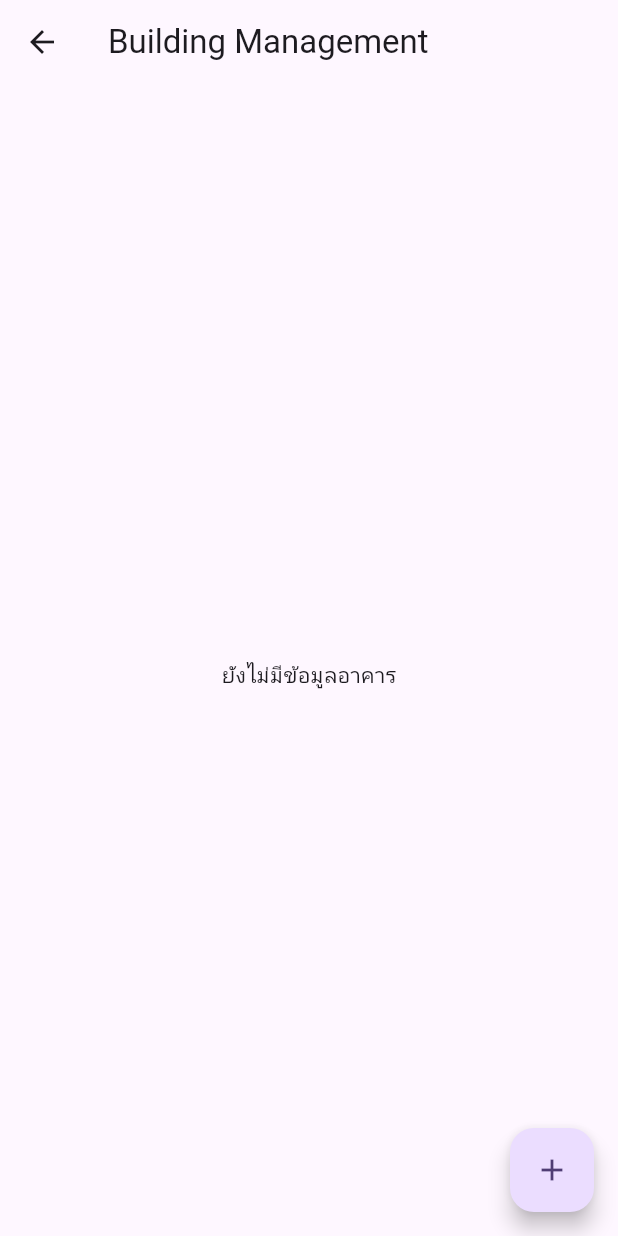
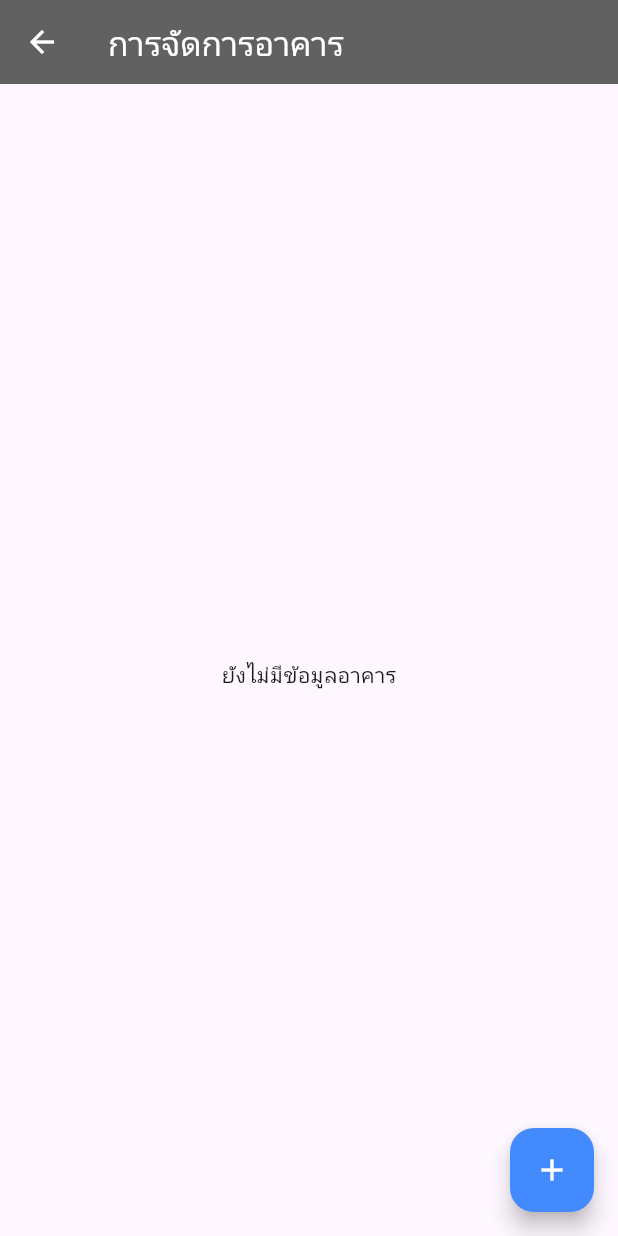
Before and after one commit to supachaiB/project_firetank_check, a Flutter app: the BuildingManagementScreen screen opened by its route, on a phone screen of 412 x 824 dp. Run offline on Flutter 3.47's test engine with Material 3 defaults, Android fonts, the phone set to English and light mode, and no system bars; our stand-ins replace cloud_firestore, firebase_core, fl_chart, qr_flutter, rxdart; missing offline and left inert: dart:html; accounts and stored records are empty.

Commit message:
24/2/2025

```diff
--- a/lib/admin/Fire_tank_management.dart
+++ b/lib/admin/Fire_tank_management.dart
@@ -114,7 +114,7 @@ class _FireTankManagementPageState extends State<FireTankManagementPage> {
     return Scaffold(
       appBar: AppBar(
         title: const Text(
-          'Fire Tank Management',
+          'การจัดการถังดับเพลิง',
           style: TextStyle(color: Colors.white), // เปลี่ยนสีข้อความเป็นสีขาว
         ),
         backgroundColor: Colors.grey[700],
--- a/lib/admin/buildings_management.dart
+++ b/lib/admin/buildings_management.dart
@@ -83,7 +83,9 @@ class _BuildingManagementScreenState extends State<BuildingManagementScreen> {
       showDialog(
         context: context,
         builder: (context) => AlertDialog(
-          title: Text('แก้ไขข้อมูลอาคาร'),
+          title: Text(
+            'แก้ไขข้อมูลอาคาร',
+          ),
           content: Column(
             mainAxisSize: MainAxisSize.min,
             children: [
@@ -141,7 +143,12 @@ class _BuildingManagementScreenState extends State<BuildingManagementScreen> {
   Widget build(BuildContext context) {
     return Scaffold(
       appBar: AppBar(
-        title: Text('Building Management'),
+        title: Text(
+          'การจัดการอาคาร',
+          style: TextStyle(color: Colors.white),
+        ),
+        backgroundColor: Colors.grey[700],
+        iconTheme: const IconThemeData(color: Colors.white),
       ),
       body: Padding(
         padding: const EdgeInsets.all(16.0),
@@ -209,14 +216,14 @@ class _BuildingManagementScreenState extends State<BuildingManagementScreen> {
                           mainAxisSize: MainAxisSize.min,
                           children: [
                             IconButton(
-                              icon: Icon(Icons.edit),
+                              icon: Icon(Icons.edit, color: Colors.blue),
                               onPressed: () {
                                 _editBuilding(
                                     building['id']); // เรียกฟังก์ชันแก้ไข
                               },
                             ),
                             IconButton(
-                              icon: Icon(Icons.delete),
+                              icon: Icon(Icons.delete, color: Colors.red),
                               onPressed: () async {
                                 final buildingRef = FirebaseFirestore.instance
                                     .collection('buildings')
@@ -244,7 +251,9 @@ class _BuildingManagementScreenState extends State<BuildingManagementScreen> {
             _isFormVisible = !_isFormVisible;
           });
         },
-        child: Icon(_isFormVisible ? Icons.close : Icons.add),
+        backgroundColor: Colors.blueAccent,
+        child:
+            Icon(_isFormVisible ? Icons.close : Icons.add, color: Colors.white),
       ),
     );
   }
--- a/lib/main.dart
+++ b/lib/main.dart
@@ -30,6 +30,8 @@ class MyApp extends StatelessWidget {
   @override
   Widget build(BuildContext context) {
     return MaterialApp(
+      debugShowCheckedModeBanner: false,
+
       title: 'Firecheck System',
       theme: ThemeData(
         colorScheme: ColorScheme.fromSeed(seedColor: Colors.deepPurple),
```
Also changed, not shown: lib/admin/fire_tank_types.dart (+8 -2 lines), lib/admin/inspection_history.dart (+76 -1 lines).
